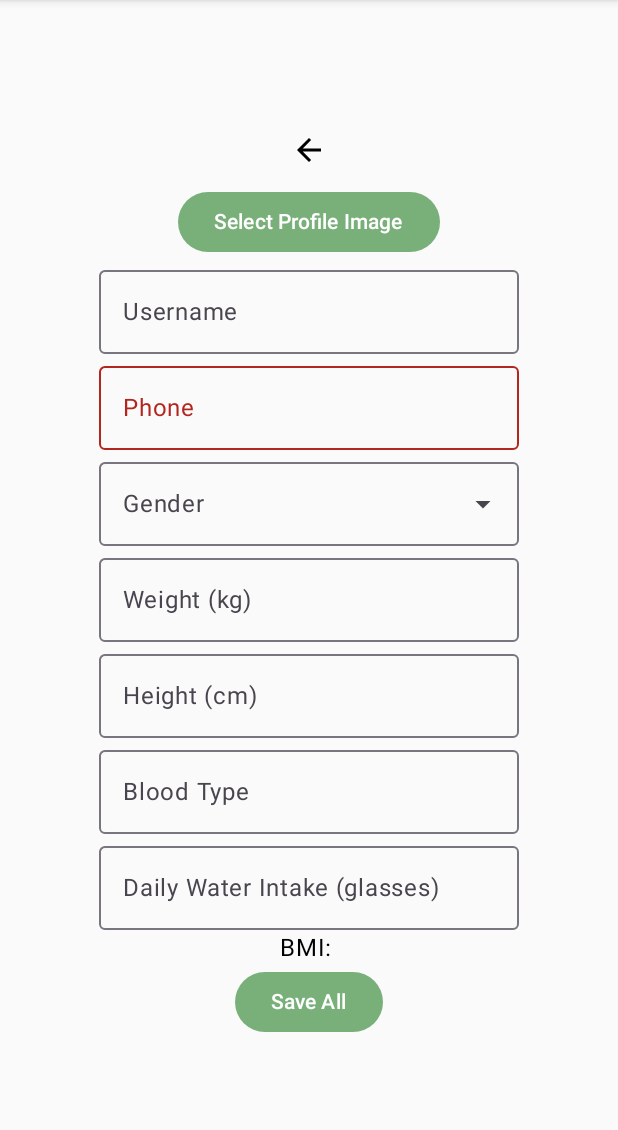
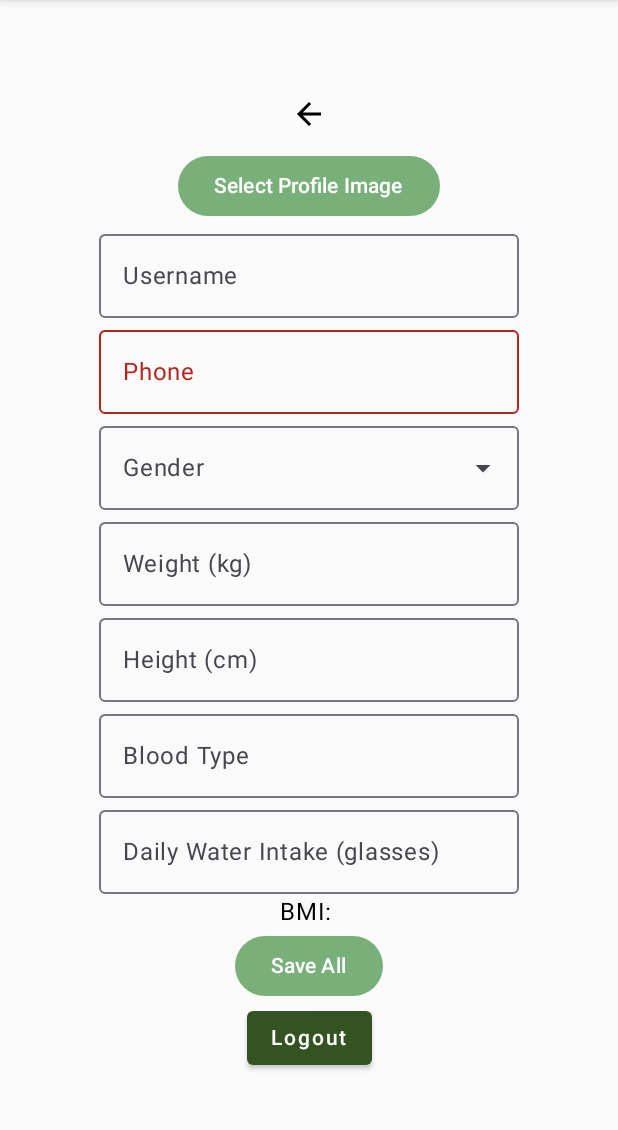
Before and after one commit to asaltikalp/HealthChatbot, an Android app built with Jetpack Compose: the SettingsScreen screen opened through its navigation route, after a tap on "Save All", on a phone screen of 412 x 824 dp, the part 84-1214 px from its top. Run offline under Robolectric (Android 15) with nearby library versions, the phone set to English and light mode, and no system bars; our stand-ins replace Firebase (no records; nobody signed in at launch, a user with empty details on screens opened directly).

Commit message:
further development

```diff
--- a/app/src/main/java/com/example/chatbothealth/ChatScreen.kt
+++ b/app/src/main/java/com/example/chatbothealth/ChatScreen.kt
@@ -117,7 +117,7 @@ fun ChatScreen(navController: NavController) {
                                 val response = callChatOpenAI(
                                     ChatOpenAIOptions(
                                         userMessage = textState.value,
-                                        systemMessage = "You are a health coach. Provide helpful and relevant advice with bullet points. You may ask for personal details for a better response",
+                                        systemMessage = "You are a health coach. Provide helpful and relevant advice with bullet points. Keep it short. You may ask for personal details for a better response if needed",
                                         assistantMessage = pastAssistantMessages.joinToString(
                                             separator = "\n"
                                         ),
--- a/app/src/main/java/com/example/chatbothealth/MainActivity.kt
+++ b/app/src/main/java/com/example/chatbothealth/MainActivity.kt
@@ -38,7 +38,7 @@ class MainActivity : AppCompatActivity() {
             AppTheme {
                 val navController = rememberNavController()
 
-                NavHost(navController = navController, startDestination = "chat") {
+                NavHost(navController = navController, startDestination = "login") {
                     composable("login") { LoginScreen(navController) }
                     composable("register") { RegisterScreen(navController) }
                     composable("chat") { ChatScreen(navController) }
@@ -51,5 +51,3 @@ class MainActivity : AppCompatActivity() {
         }
     }
 }
-
-// Define your LoginScreen, RegisterScreen, and ChatScreen composable functions here.
--- a/app/src/main/java/com/example/chatbothealth/SettingScreen.kt
+++ b/app/src/main/java/com/example/chatbothealth/SettingScreen.kt
@@ -18,6 +18,7 @@ import com.google.firebase.storage.FirebaseStorage
 import androidx.activity.compose.rememberLauncherForActivityResult
 import androidx.activity.result.contract.ActivityResultContracts
 import androidx.compose.foundation.clickable
+import androidx.compose.material.ButtonDefaults
 import androidx.compose.material.icons.filled.ArrowBack
 import androidx.compose.material.icons.filled.ArrowDropDown
 import androidx.compose.runtime.rememberCoroutineScope
@@ -25,6 +26,8 @@ import kotlinx.coroutines.launch
 import java.util.UUID
 import androidx.compose.material.DropdownMenu
 import androidx.compose.material.DropdownMenuItem
+import androidx.compose.ui.graphics.Color
+
 @OptIn(ExperimentalMaterial3Api::class)
 @Composable
 fun SettingsScreen(navController: NavController) {
@@ -61,7 +64,6 @@ fun SettingsScreen(navController: NavController) {
                     val downloadUri = task.result
                     onUrlReady(downloadUri.toString())
                 } else {
-                    // Hata işleme
                 }
             }
         }
@@ -146,7 +148,7 @@ fun SettingsScreen(navController: NavController) {
             value = height,
             onValueChange = {
                 height = it
-                bmi = calculateBMI()  // Boy girildiğinde BMI hesapla
+                bmi = calculateBMI()
             },
             label = { Text("Height (cm)") }
         )
@@ -160,11 +162,11 @@ fun SettingsScreen(navController: NavController) {
             onValueChange = { waterIntake = it },
             label = { Text("Daily Water Intake (glasses)") }
         )
-        Text("BMI: $bmi")  // BMI gösterimi
+        Text("BMI: $bmi")
 
         Button(
             onClick = {
-                if (phone.length == 10) {  // Telefon numarası doğru uzunluktaysa
+                if (phone.length == 10) {
                     currentUser?.email?.let { email ->
                         val userMap = mapOf(
                             "username" to username,
@@ -178,13 +180,11 @@ fun SettingsScreen(navController: NavController) {
                         )
                         db.collection("users").document(email).set(userMap)
                             .addOnSuccessListener {
-                                // Profil resmi URL'sini ayrı bir çağrıda güncelle
                                 if (profileImageUrl.isNotEmpty()) {
                                     db.collection("users").document(email)
                                         .update("profileImageUrl", profileImageUrl)
                                 }
 
-                                // Tüm alanları sıfırla
                                 username = ""
                                 phone = ""
                                 weight = ""
@@ -203,6 +203,15 @@ fun SettingsScreen(navController: NavController) {
         ) {
             Text("Save All")
         }
+        androidx.compose.material.Button(
+            onClick = { navController.navigate("login") },
+            colors = ButtonDefaults.buttonColors(
+                backgroundColor = Color(0xFF345323),
+                contentColor = Color.White
+            )
+        ) {
+            androidx.compose.material.Text("Logout")
+        }
 
     }
 }
```
